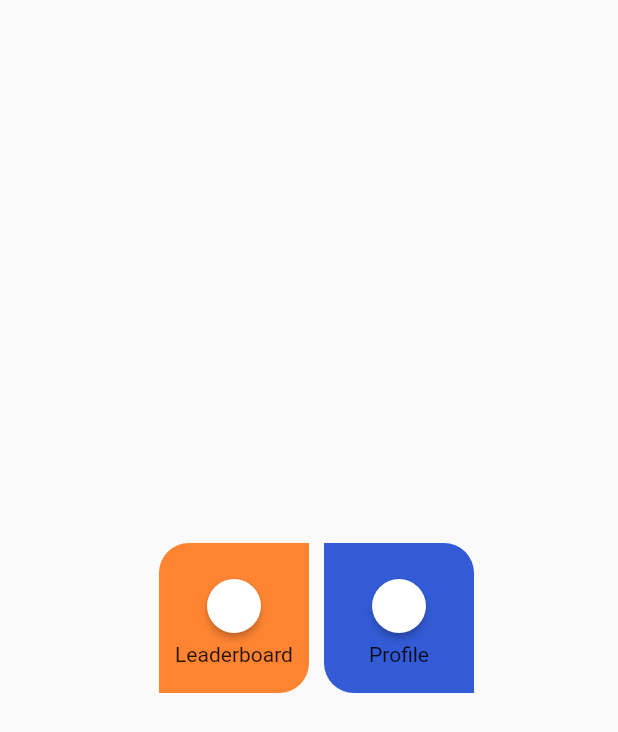
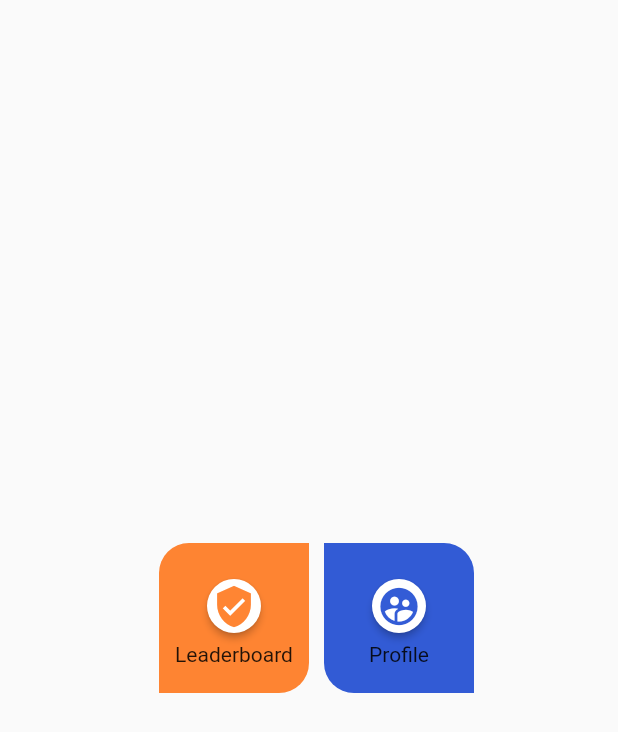
Before and after one commit to armenuhitoroyan/FlutterCourse, a Flutter app: the TopMenuWidget widget shown alone on an empty page, opened directly, on a phone screen of 412 x 824 dp. Shown: the top 732 px of the screen. Run offline on Flutter 3.47's test engine with Material 2 defaults, Android fonts, the phone set to English and light mode, and no system bars; our stand-ins replace dio; network calls fail.

Commit message:
changed colors icons

```diff
--- a/lib/widgets/bottom_menu.dart
+++ b/lib/widgets/bottom_menu.dart
@@ -44,7 +44,7 @@ class BottomMenuWidget extends StatelessWidget {
                             child: const Center(
                               child: Icon(
                                 Icons.play_circle_fill,
-                                color: Colors.white,
+                                color: Color.fromRGBO(103, 0, 153, 0.8),
                                 size: 30,
                               ),
                             ),
@@ -86,7 +86,7 @@ class BottomMenuWidget extends StatelessWidget {
                           child: const Center(
                             child: Icon(
                               Icons.shopping_basket,
-                              color: Colors.white,
+                              color: Color.fromRGBO(0,153,0, 0.8),
                               size: 30,
                             ),
                           ),
--- a/lib/widgets/top_menu.dart
+++ b/lib/widgets/top_menu.dart
@@ -43,7 +43,7 @@ class TopMenuWidget extends StatelessWidget {
                             child: const Center(
                               child: Icon(
                                 Icons.verified_user,
-                                color: Colors.white,
+                                color: Color.fromRGBO(255,102,0, 0.8),
                                 size: 30,
                               ),
                             ),
@@ -84,8 +84,8 @@ class TopMenuWidget extends StatelessWidget {
                           // ignore: sort_child_properties_last
                           child: const Center(
                             child: Icon(
-                              Icons.shopping_basket,
-                              color: Colors.white,
+                              Icons.supervised_user_circle_rounded,
+                              color: Color.fromRGBO(0,51,204, 0.8),
                               size: 30,
                             ),
                           ),
```
